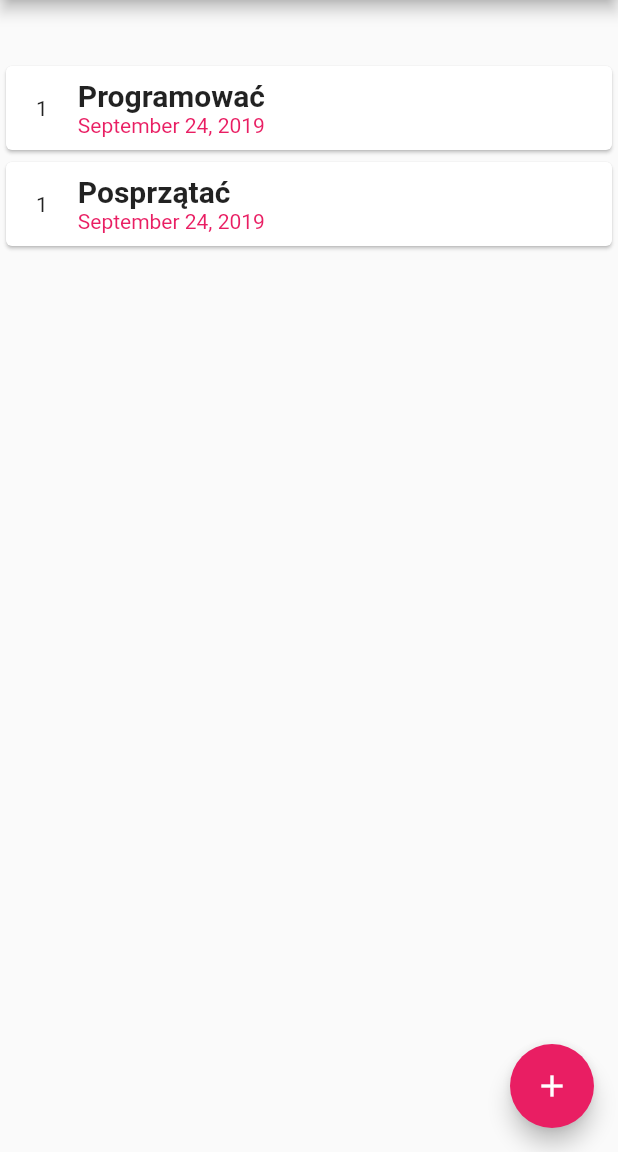
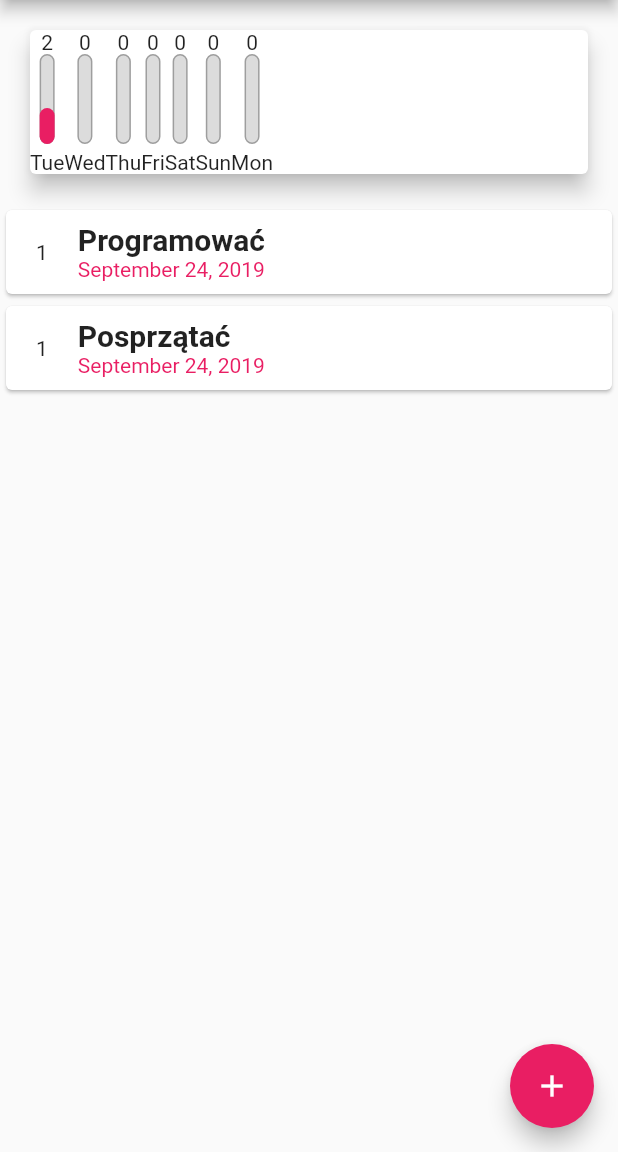
Before and after one commit to SchmidtDawid/todo, a Flutter app: the screen it shows after launch, on a phone screen of 412 x 824 dp, the part 84-1236 px from its top. Run offline on Flutter 3.47's test engine with Material 2 defaults, Android fonts, the phone set to English and light mode, and no system bars.

Commit message:
weekView bars

```diff
--- a/lib/widgets/weekView.dart
+++ b/lib/widgets/weekView.dart
@@ -1,6 +1,7 @@
 import 'package:flutter/material.dart';
 import 'package:intl/intl.dart';
 import 'package:todoapp/models/todo.dart';
+import 'package:todoapp/widgets/weekView_bar.dart';
 
 class WeekView extends StatelessWidget {
   final List<Todo> recentTodos;
@@ -34,7 +35,9 @@ class WeekView extends StatelessWidget {
       elevation: 6,
       margin: EdgeInsets.all(20),
       child: Row(
-        children: <Widget>[],
+        children: groupedTodosValues.map((data) {
+          return WeekViewBar(data['day'], data['count']);
+        }).toList(),
       ),
     );
   }
--- /dev/null
+++ b/lib/widgets/weekView_bar.dart
@@ -0,0 +1,48 @@
+import 'package:flutter/cupertino.dart';
+import 'package:flutter/material.dart';
+
+class WeekViewBar extends StatelessWidget {
+  final String label;
+  final int count;
+
+  WeekViewBar(this.label, this.count);
+
+  @override
+  Widget build(BuildContext context) {
+    return Column(
+      children: <Widget>[
+        Text(count.toString()),
+        Container(
+          height: 60,
+          width: 10,
+          child: Stack(
+            children: <Widget>[
+              Container(
+                decoration: BoxDecoration(
+                  border: Border.all(color: Colors.grey, width: 1),
+                  color: Color.fromRGBO(220, 220, 220, 1),
+                  borderRadius: BorderRadius.circular(10),
+                ),
+              ),
+              Align(
+                alignment: Alignment.bottomCenter,
+                child: FractionallySizedBox(
+                  heightFactor: count / 5,
+                  child: Container(
+                    decoration: BoxDecoration(
+                        color: Theme.of(context).primaryColor,
+                        borderRadius: BorderRadius.circular(10)),
+                  ),
+                ),
+              )
+            ],
+          ),
+        ),
+        SizedBox(
+          height: 4,
+        ),
+        Text(label)
+      ],
+    );
+  }
+}
```
Also changed, not shown: pubspec.lock, 1 other file.
